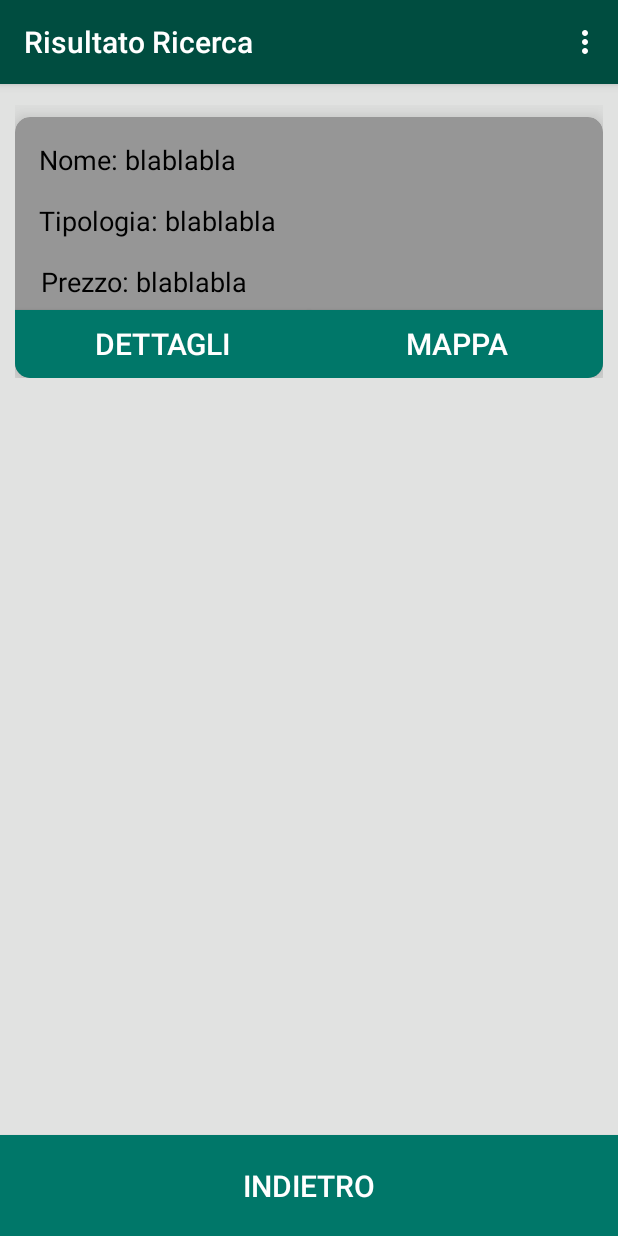
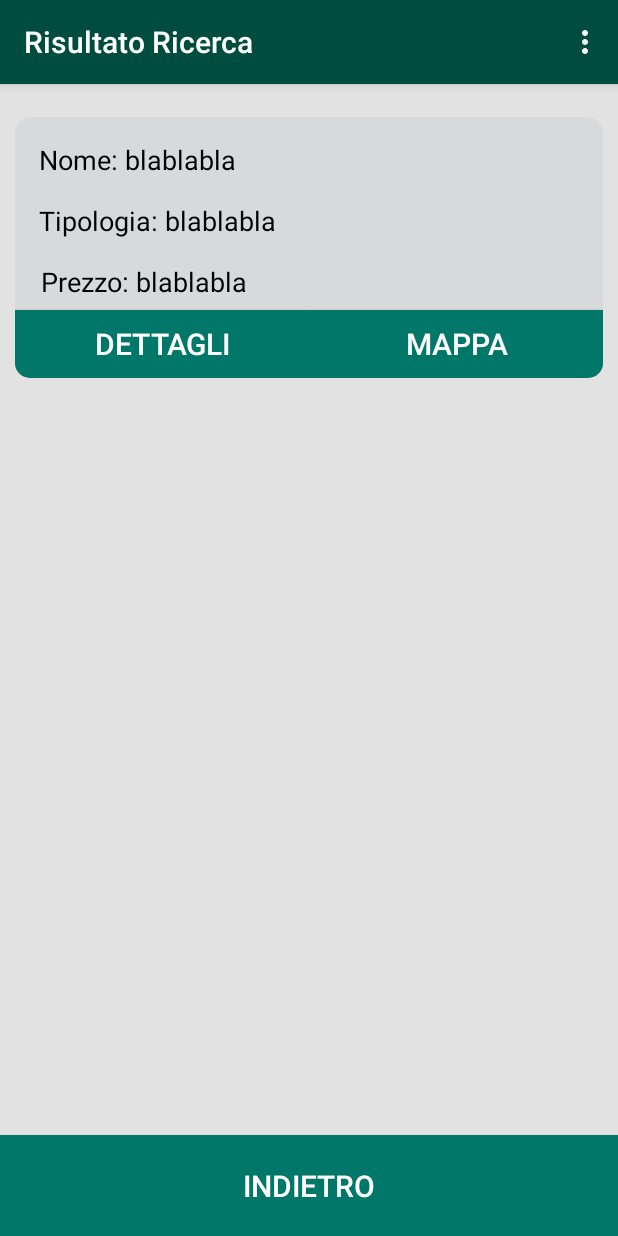
Before and after one commit to yuri0202/projectso2, an Android app: the RisultatoRicerca screen opened directly, with no data from a screen before it, on a phone screen of 412 x 824 dp. Run offline under Robolectric (Android 15) with nearby library versions, the phone set to English and light mode, and no system bars; 6 statements that could not run were skipped.

Commit message:
GUI fixes,

```diff
--- a/app/src/main/res/layout/activity_login.xml
+++ b/app/src/main/res/layout/activity_login.xml
@@ -21,7 +21,7 @@
         android:layout_marginTop="8dp"
         app:layout_constraintBottom_toBottomOf="parent"
         android:layout_marginBottom="8dp"
-        android:layout_marginLeft="8dp"
+        android:layout_marginLeft="0dp"
         app:layout_constraintVertical_bias="0.501"
         app:layout_constraintLeft_toLeftOf="@+id/passwordTxt" />
 
--- a/app/src/main/res/layout/activity_reg_prod.xml
+++ b/app/src/main/res/layout/activity_reg_prod.xml
@@ -143,8 +143,10 @@
                 android:layout_marginBottom="144dp"
                 android:layout_marginEnd="4dp"
                 android:layout_marginTop="146dp"
+                android:background="@color/colorPLight"
                 android:text="La tua posizione"
-                android:textSize="12sp"
+                android:textColor="#FFFFFF"
+                android:textSize="14sp"
                 app:layout_constraintBottom_toBottomOf="parent"
                 app:layout_constraintRight_toRightOf="parent"
                 app:layout_constraintTop_toBottomOf="@+id/tipoSpinner"
--- a/app/src/main/res/layout/activity_risultato_ricerca.xml
+++ b/app/src/main/res/layout/activity_risultato_ricerca.xml
@@ -34,7 +34,8 @@
         android:layout_height="0dp"
         android:layout_marginBottom="8dp"
         android:layout_marginTop="10dp"
-        android:divider="@android:color/transparent"
+        android:background="@color/backGround"
+        android:divider="@color/backGround"
         android:dividerHeight="10.0sp"
         app:layout_constraintBottom_toTopOf="@+id/indietroRicBtn"
         app:layout_constraintLeft_toLeftOf="parent"
--- a/app/src/main/res/layout/card_items.xml
+++ b/app/src/main/res/layout/card_items.xml
@@ -19,9 +19,8 @@
         android:layout_marginLeft="0dp"
         android:layout_marginRight="0dp"
         android:layout_marginTop="8dp"
-        card_view:cardBackgroundColor="#969696"
+        card_view:cardBackgroundColor="#d7d9db"
         card_view:cardCornerRadius="10dp"
-        card_view:cardElevation="15dp"
         card_view:layout_constraintHorizontal_bias="0.0"
         card_view:layout_constraintLeft_toLeftOf="parent"
         card_view:layout_constraintRight_toRightOf="parent"
```
